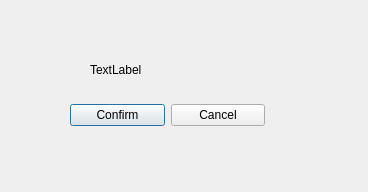
Above: deletecollection.ui from CS180-spring/cs180-21-wooohooo before the change. Below: the same form after it.
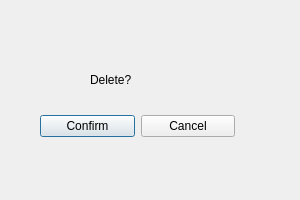
That is the form after the change.

Patch:
```diff
--- a/deletecollection.ui
+++ b/deletecollection.ui
@@ -6,8 +6,8 @@
    <rect>
     <x>0</x>
     <y>0</y>
-    <width>368</width>
-    <height>192</height>
+    <width>300</width>
+    <height>200</height>
    </rect>
   </property>
   <property name="windowTitle">
@@ -17,22 +17,22 @@
    <property name="geometry">
     <rect>
      <x>90</x>
-     <y>60</y>
+     <y>70</y>
      <width>121</width>
      <height>20</height>
     </rect>
    </property>
    <property name="text">
-    <string>TextLabel</string>
+    <string>Delete?</string>
    </property>
   </widget>
-  <widget class="QWidget" name="">
+  <widget class="QWidget" name="layoutWidget">
    <property name="geometry">
     <rect>
-     <x>70</x>
-     <y>100</y>
+     <x>40</x>
+     <y>110</y>
      <width>195</width>
-     <height>31</height>
+     <height>32</height>
     </rect>
    </property>
    <layout class="QHBoxLayout" name="horizontalLayout">
```
